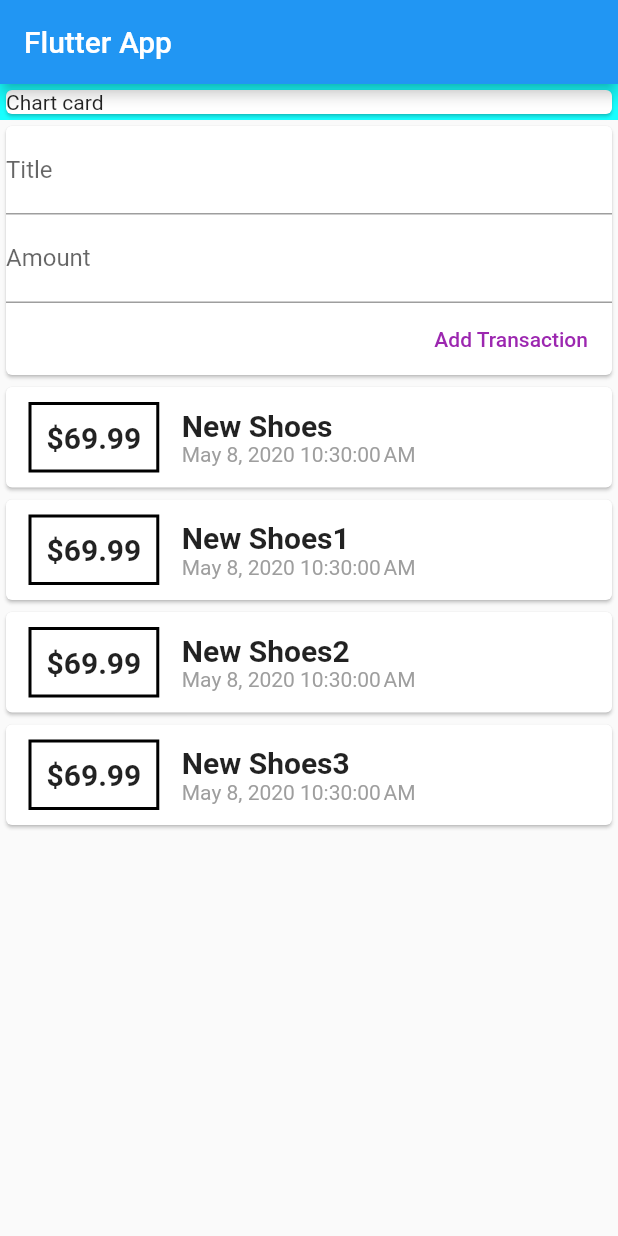
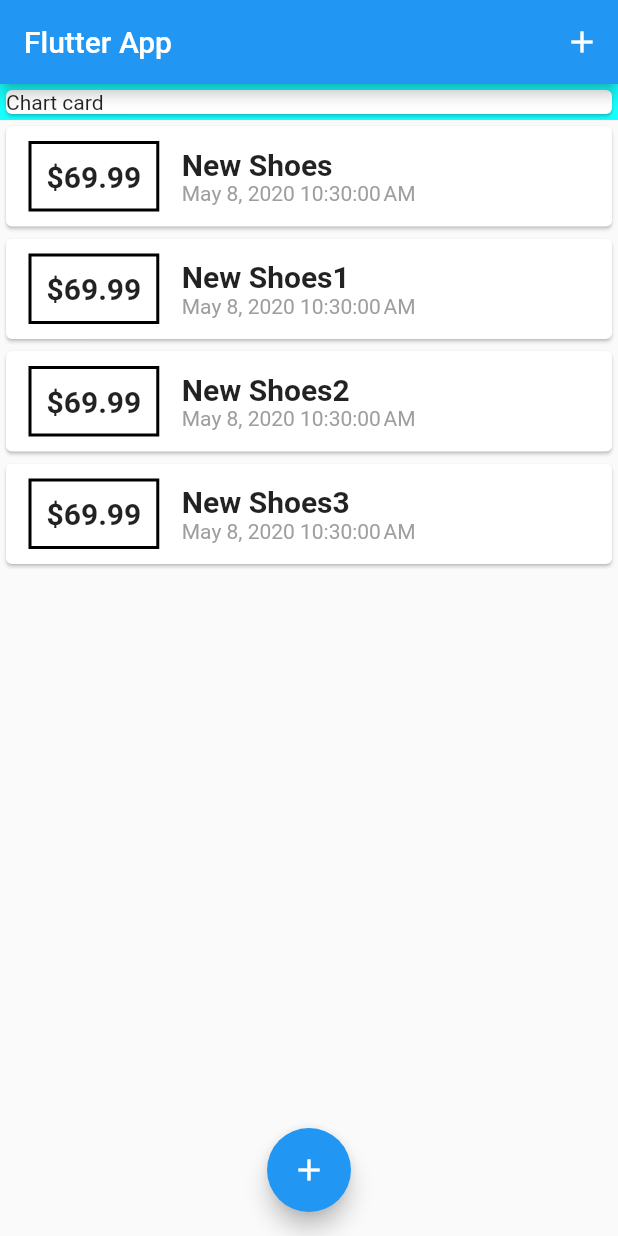
Before and after one commit to Hamza-ye/personal_expenses_app, a Flutter app: the screen it shows after launch, on a phone screen of 412 x 824 dp. Run offline on Flutter 3.47's test engine with Material 2 defaults, Android fonts, the phone set to English and light mode, and no system bars.

```diff
--- a/lib/main.dart
+++ b/lib/main.dart
@@ -1,6 +1,9 @@
 import 'package:flutter/cupertino.dart';
 import 'package:flutter/material.dart';
-import 'package:personalexpensesapp/wedgits/UserTransactions.dart';
+import 'package:personalexpensesapp/wedgits/NewTransaction.dart';
+import 'package:personalexpensesapp/wedgits/TransactionList.dart';
+
+import 'models/Transaction.dart';
 
 void main() => runApp(MyApp());
 
@@ -27,14 +30,59 @@ class MyApp extends StatelessWidget {
   }
 }
 
-class MyHomePage extends StatelessWidget {
-  final titleController = TextEditingController();
-  final amountController = TextEditingController();
+class MyHomePage extends StatefulWidget {
+  @override
+  _MyHomePageState createState() => _MyHomePageState();
+}
+
+class _MyHomePageState extends State<MyHomePage> {
+  final List<Transaction> _userTransactions = [
+    Transaction(
+        id: '001', title: 'New Shoes', amount: 69.99, date: DateTime.now()),
+    Transaction(
+        id: '002', title: 'New Shoes1', amount: 69.99, date: DateTime.now()),
+    Transaction(
+        id: '003', title: 'New Shoes2', amount: 69.99, date: DateTime.now()),
+    Transaction(
+        id: '004', title: 'New Shoes3', amount: 69.99, date: DateTime.now()),
+    Transaction(
+        id: '005', title: 'New Shoes4', amount: 69.99, date: DateTime.now()),
+  ];
+
+  void startAddNewTransaction(BuildContext ctx) {
+    showModalBottomSheet(
+        context: ctx,
+        builder: (_) {
+          return GestureDetector(
+            onTap: () {},
+            child: NewTransaction(_addNewTransaction),
+            behavior: HitTestBehavior.opaque,
+          );
+        });
+  }
+
+  void _addNewTransaction(String axTitle, double axAmount) {
+    final newTx = Transaction(
+        title: axTitle,
+        amount: axAmount,
+        date: DateTime.now(),
+        id: DateTime.now().toString());
+    setState(() {
+      _userTransactions.add(newTx);
+    });
+  }
+
   @override
   Widget build(BuildContext context) {
     return Scaffold(
       appBar: AppBar(
         title: Text('Flutter App'),
+        actions: <Widget>[
+          IconButton(
+            icon: Icon(Icons.add),
+            onPressed: () => startAddNewTransaction(context),
+          )
+        ],
       ),
       body: Column(
         children: <Widget>[
@@ -45,8 +93,13 @@ class MyHomePage extends StatelessWidget {
               child: Text('Chart card'),
             ),
           ),
-          UserTransactions(),
+          TransactionList(_userTransactions),
         ],
+      ),
+      floatingActionButtonLocation: FloatingActionButtonLocation.centerFloat,
+      floatingActionButton: FloatingActionButton(
+        child: Icon(Icons.add),
+        onPressed: () => startAddNewTransaction(context),
       ),
     );
   }
--- a/lib/wedgits/UserTransactions.dart
+++ /dev/null
@@ -1,45 +0,0 @@
-import 'package:flutter/material.dart';
-import 'package:personalexpensesapp/models/Transaction.dart';
-
-import 'NewTransaction.dart';
-import 'TransactionList.dart';
-
-class UserTransactions extends StatefulWidget {
-  @override
-  _UserTransactionsState createState() => _UserTransactionsState();
-}
-
-class _UserTransactionsState extends State<UserTransactions> {
-  final List<Transaction> _userTransactions = [
-    Transaction(
-        id: '001', title: 'New Shoes', amount: 69.99, date: DateTime.now()),
-    Transaction(
-        id: '002', title: 'New Shoes1', amount: 69.99, date: DateTime.now()),
-    Transaction(
-        id: '003', title: 'New Shoes2', amount: 69.99, date: DateTime.now()),
-    Transaction(
-        id: '004', title: 'New Shoes3', amount: 69.99, date: DateTime.now()),
-    Transaction(
-        id: '005', title: 'New Shoes4', amount: 69.99, date: DateTime.now()),
-  ];
-
-  void _addNewTransaction(String axTitle, double axAmount) {
-    final newTx = Transaction(
-        title: axTitle,
-        amount: axAmount,
-        date: DateTime.now(),
-        id: DateTime.now().toString());
-    setState(() {
-      _userTransactions.add(newTx);
-    });
-  }
-  @override
-  Widget build(BuildContext context) {
-    return Column(
-      children: <Widget>[
-        NewTransaction(_addNewTransaction),
-        TransactionList(_userTransactions),
-      ],
-    );
-  }
-}
```
Also changed, not shown: lib/wedgits/NewTransaction.dart (+12 -3 lines).
